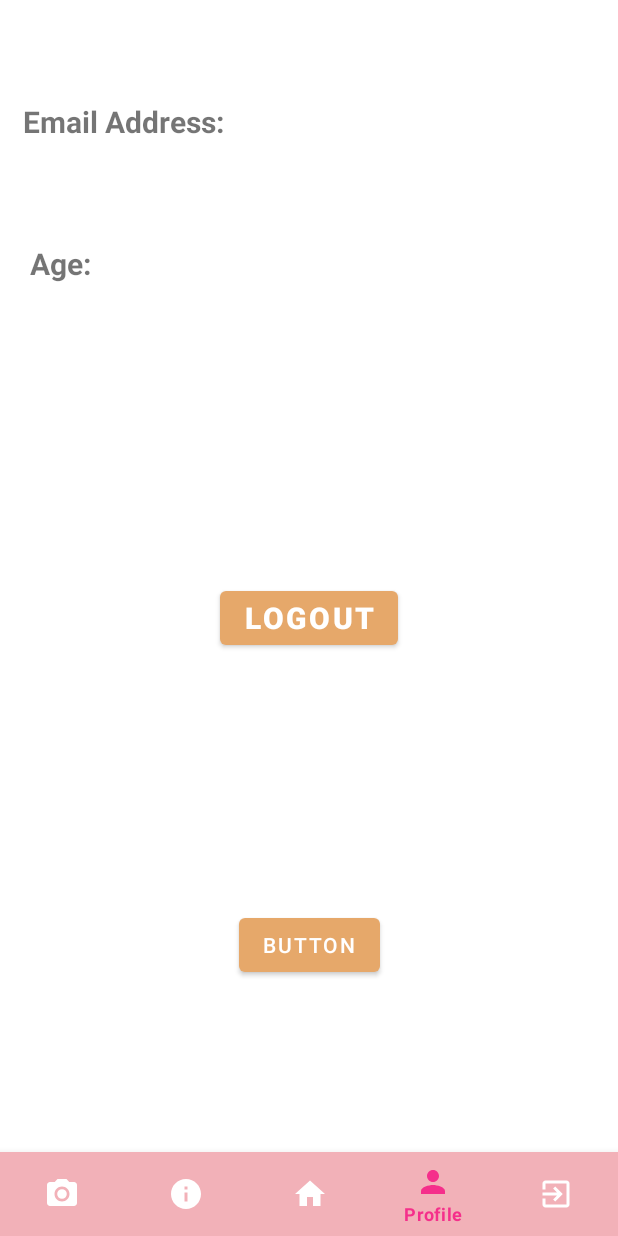
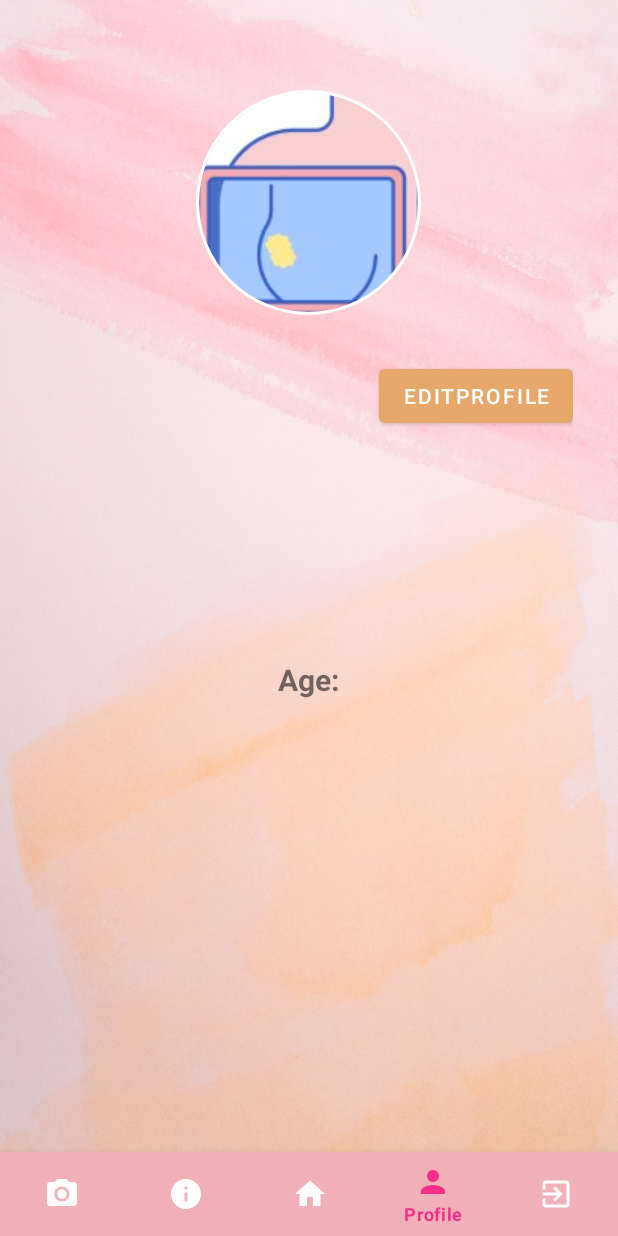
Before and after one commit to KRolla16/BreastCancerApp, an Android app: the ProfileActivity screen opened directly, with no data from a screen before it, on a phone screen of 412 x 824 dp. Run offline under Robolectric (Android 15) with nearby library versions, the phone set to English and light mode, and no system bars; our stand-ins replace CircleImageView, Firebase (no records; nobody signed in at launch, a user with empty details on screens opened directly); pictures from the network do not load.

Commit message:
profile update profile picture adding and editing

```diff
--- a/app/src/main/AndroidManifest.xml
+++ b/app/src/main/AndroidManifest.xml
@@ -14,7 +14,8 @@
         android:roundIcon="@mipmap/ic_launcher_round"
         android:supportsRtl="true"
         android:theme="@style/Theme.BreastCancerApp">
-        <activity android:name=".MainActivityPROBAFRAGMENTS"></activity>
+        <activity android:name=".EditProfileActivity"></activity>
+        <activity android:name=".MainActivityPROBAFRAGMENTS" />
         <activity android:name=".AboutActivity" />
         <activity android:name=".HomeActivity" />
         <activity android:name=".MainActivity3" />
--- a/app/src/main/java/com/example/breastcancerapp/ProfileActivity.java
+++ b/app/src/main/java/com/example/breastcancerapp/ProfileActivity.java
@@ -8,9 +8,11 @@ import android.os.Bundle;
 import android.view.MenuItem;
 import android.view.View;
 import android.widget.Button;
+import android.widget.ImageView;
 import android.widget.TextView;
 import android.widget.Toast;
 
+import com.bumptech.glide.Glide;
 import com.google.android.material.bottomnavigation.BottomNavigationView;
 import com.google.firebase.auth.FirebaseAuth;
 import com.google.firebase.auth.FirebaseUser;
@@ -25,6 +27,7 @@ public class ProfileActivity extends AppCompatActivity {
     private Button logout,nextAct;
     private FirebaseUser user;
     private DatabaseReference reference;
+    ImageView profileImageView;
 
     private String userID;
 
@@ -33,6 +36,7 @@ public class ProfileActivity extends AppCompatActivity {
         super.onCreate(savedInstanceState);
         setContentView(R.layout.activity_profile);
 
+        profileImageView = (ImageView) findViewById(R.id.profile_image2);
 
         BottomNavigationView bottomNavigationView = findViewById(R.id.bottom_navigation);
 
@@ -70,23 +74,17 @@ public class ProfileActivity extends AppCompatActivity {
         });
 
 
-        logout = (Button) findViewById(R.id.signOut);
+
         nextAct = (Button) findViewById(R.id.buttonNxtAct);
 
         nextAct.setOnClickListener(new View.OnClickListener() {
             @Override
             public void onClick(View v) {
-                startActivity(new Intent(ProfileActivity.this, PredictActivity.class));
+                startActivity(new Intent(ProfileActivity.this, EditProfileActivity.class));
             }
         });
 
-        logout.setOnClickListener(new View.OnClickListener() {
-            @Override
-            public void onClick(View v) {
-                FirebaseAuth.getInstance().signOut();
-                startActivity(new Intent(ProfileActivity.this,MainActivity.class));
-            }
-        });
+
 
         user = FirebaseAuth.getInstance().getCurrentUser();
         reference = FirebaseDatabase.getInstance().getReference("Users");
@@ -107,10 +105,16 @@ public class ProfileActivity extends AppCompatActivity {
                    String email = userProfile.email;
                    String age = userProfile.age;
 
-                   greetingTextView.setText("Welcome, " + fullName);
+                   greetingTextView.setText("Welcome, \n" + fullName);
                    //fullNameTextView.setText(fullName);
                    emailTextView.setText(email);
                    ageTextView.setText(age);
+
+                   if (user.getPhotoUrl() != null){
+                       Glide.with(ProfileActivity.this)
+                               .load(user.getPhotoUrl())
+                               .into(profileImageView);
+                   }
                }
             }
 
--- a/app/src/main/res/layout/activity_profile.xml
+++ b/app/src/main/res/layout/activity_profile.xml
@@ -1,10 +1,12 @@
 <?xml version="1.0" encoding="utf-8"?>
-<androidx.constraintlayout.widget.ConstraintLayout xmlns:android="http://schemas.android.com/apk/res/android"
+<RelativeLayout xmlns:android="http://schemas.android.com/apk/res/android"
     xmlns:app="http://schemas.android.com/apk/res-auto"
     xmlns:tools="http://schemas.android.com/tools"
     android:layout_width="match_parent"
     android:layout_height="match_parent"
+    android:background="@drawable/background2"
     tools:context=".ProfileActivity">
+
 
     <com.google.android.material.bottomnavigation.BottomNavigationView
         android:id="@+id/bottom_navigation"
@@ -20,40 +22,86 @@
         app:layout_constraintStart_toStartOf="parent"
         app:menu="@menu/menu_navigation" />
 
+    <ScrollView
+        android:layout_width="match_parent"
+        android:layout_height="wrap_content"
+        android:layout_alignParentTop="true"
+        android:layout_alignParentLeft="true"
+        android:layout_centerInParent="true"
+        >
+    <LinearLayout
+        android:layout_width="match_parent"
+        android:layout_height="wrap_content"
+        android:orientation="vertical"
+        android:padding="30dp">
+
+        <de.hdodenhof.circleimageview.CircleImageView
+            android:id="@+id/profile_image2"
+            android:layout_width="150dp"
+            android:layout_height="150dp"
+            android:layout_centerHorizontal="true"
+            android:layout_gravity="center"
+            android:layout_margin="30dp"
+            android:src="@drawable/br"
+            app:civ_border_color="@color/colorPrimary"
+            app:civ_border_width="2dp"
+            app:layout_constraintEnd_toEndOf="parent"
+            app:layout_constraintTop_toTopOf="parent" />
+
+        <Button
+            android:id="@+id/buttonNxtAct"
+            android:layout_width="wrap_content"
+            android:layout_height="wrap_content"
+            android:text="EditProfile"
+            android:layout_gravity="right"
+            app:layout_constraintBottom_toBottomOf="parent"
+            app:layout_constraintEnd_toEndOf="parent"
+            app:layout_constraintHorizontal_bias="0.813"
+            app:layout_constraintStart_toStartOf="parent"
+            app:layout_constraintTop_toBottomOf="@+id/profile_image2"
+            app:layout_constraintVertical_bias="0.111" />
+
+
+
+
         <TextView
             android:id="@+id/greeting"
             android:layout_width="wrap_content"
             android:layout_height="wrap_content"
-        android:textSize="20sp"
-        app:layout_constraintTop_toTopOf="parent"
-        app:layout_constraintLeft_toLeftOf="parent"
+            android:fontFamily="sans-serif-black"
             android:layout_marginTop="20dp"
-        android:layout_marginLeft="15dp"
+            android:textSize="40sp"
+            android:layout_gravity="center"
+            android:textAlignment="center"
+            android:textStyle="bold"
            ></TextView>
 
-    <TextView
-        android:id="@+id/emailAdressTitle"
-        android:layout_width="wrap_content"
-        android:layout_height="wrap_content"
-        android:text="Email Address: "
-        android:textSize="20sp"
-        app:layout_constraintTop_toBottomOf="@id/greeting"
-        android:textStyle="bold"
-        app:layout_constraintLeft_toLeftOf="parent"
-        android:layout_marginTop="20dp"
-        android:layout_marginLeft="15dp"
-        ></TextView>
+
         <TextView
             android:id="@+id/emailAdress"
             android:layout_width="wrap_content"
             android:layout_height="wrap_content"
+            android:layout_marginLeft="15dp"
+            android:layout_marginTop="20dp"
+            android:layout_gravity="center"
             android:textSize="20sp"
-        app:layout_constraintTop_toBottomOf="@id/emailAdressTitle"
             android:textStyle="bold"
-        app:layout_constraintLeft_toLeftOf="@id/emailAdressTitle"
-        android:layout_marginTop="20dp"
-        android:layout_marginLeft="15dp"
-        ></TextView>
+            app:layout_constraintLeft_toLeftOf="parent"
+            app:layout_constraintTop_toBottomOf="@id/buttonNxtAct"></TextView>
+
+
+
+        <LinearLayout
+            android:layout_width="match_parent"
+            android:layout_height="wrap_content"
+            android:weightSum="12"
+            android:gravity="center"
+            android:layout_marginTop="30dp">
+
+
+
+
+
 
 
     <TextView
@@ -64,7 +112,7 @@
         android:text="Age: "
         android:textSize="20sp"
         android:textStyle="bold"
-        android:layout_marginTop="20dp"
+
         app:layout_constraintLeft_toLeftOf="parent"
         app:layout_constraintTop_toBottomOf="@+id/emailAdress"></TextView>
 
@@ -73,34 +121,20 @@
         android:layout_width="wrap_content"
         android:layout_height="wrap_content"
         android:textSize="20sp"
-        app:layout_constraintTop_toBottomOf="@id/ageTitle"
         android:textStyle="bold"
-        app:layout_constraintLeft_toLeftOf="@id/emailAdressTitle"
-        android:layout_marginTop="20dp"
         android:layout_marginLeft="15dp"
         ></TextView>
 
-    <Button
-        android:id="@+id/signOut"
-        android:layout_width="wrap_content"
-        android:layout_height="wrap_content"
-        android:text="Logout"
-        android:textSize="20sp"
-        android:textStyle="bold"
-        app:layout_constraintBottom_toBottomOf="parent"
 
-        app:layout_constraintEnd_toEndOf="parent"
-        app:layout_constraintStart_toStartOf="parent"
-        app:layout_constraintTop_toTopOf="parent"></Button>
 
-    <Button
-        android:id="@+id/buttonNxtAct"
-        android:layout_width="wrap_content"
-        android:layout_height="wrap_content"
-        android:text="Button"
-        app:layout_constraintBottom_toBottomOf="parent"
-        app:layout_constraintEnd_toEndOf="parent"
-        app:layout_constraintStart_toStartOf="parent"
-        app:layout_constraintTop_toBottomOf="@+id/signOut" />
 
-</androidx.constraintlayout.widget.ConstraintLayout>
+
+        </LinearLayout>
+
+
+
+    </LinearLayout>
+    </ScrollView>
+
+
+</RelativeLayout>
```
Also changed, not shown: app/build.gradle (+8 -2 lines), app/src/main/java/com/example/breastcancerapp/EditProfileActivity.java (added, +173 -0 lines), app/src/main/res/layout/activity_edit_profile.xml (added, +67 -0 lines), gradle/wrapper/gradle-wrapper.properties. Lines whose indentation alone changed are shown as unchanged.
